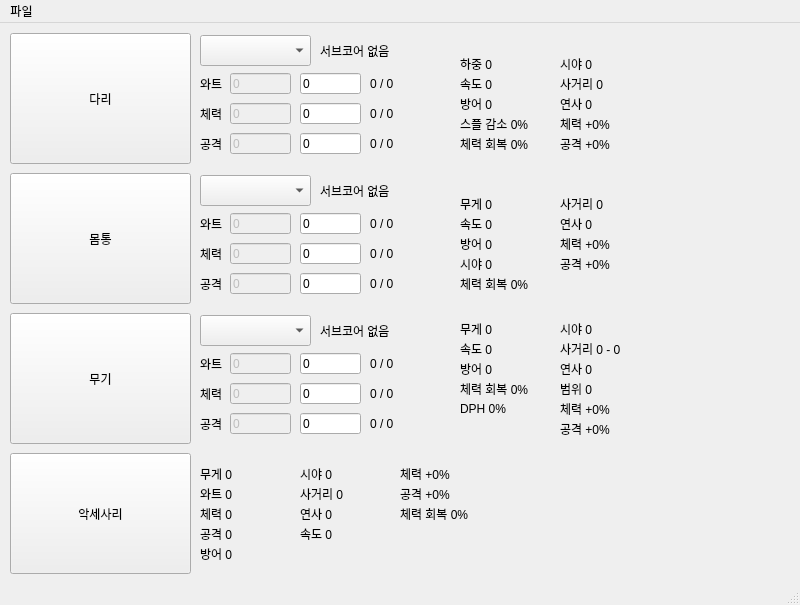
ThunderVolt45/Nova-Parts-Calculator-Python, file calculator.ui: the form before one commit.
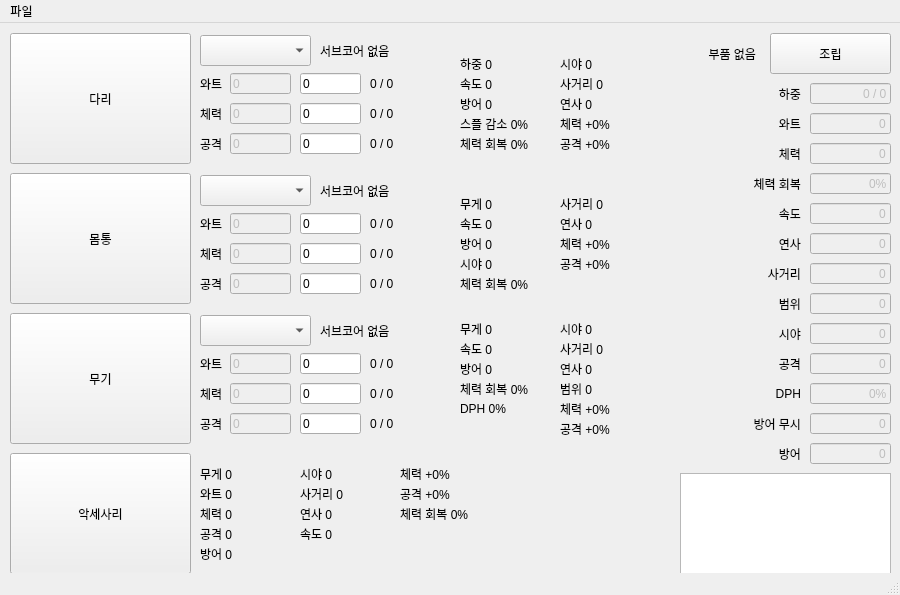
The form after the commit.

Commit message: modified:   JSON/subcore.json modified:   calculator.py modified:   calculator.ui

Diff of the .ui file:
```diff
--- a/calculator.ui
+++ b/calculator.ui
@@ -6,20 +6,20 @@
    <rect>
     <x>0</x>
     <y>0</y>
-    <width>800</width>
-    <height>605</height>
+    <width>900</width>
+    <height>595</height>
    </rect>
   </property>
   <property name="minimumSize">
    <size>
-    <width>800</width>
-    <height>600</height>
+    <width>850</width>
+    <height>595</height>
    </size>
   </property>
   <property name="maximumSize">
    <size>
-    <width>800</width>
-    <height>800</height>
+    <width>900</width>
+    <height>650</height>
    </size>
   </property>
   <property name="windowTitle">
@@ -1139,7 +1139,7 @@
      <enum>QFrame::Plain</enum>
     </property>
     <property name="text">
-     <string>사거리 0 - 0</string>
+     <string>사거리 0</string>
     </property>
     <property name="buddy">
      <cstring>Leg_wattBase</cstring>
@@ -1452,13 +1452,588 @@
      <cstring>Leg_wattBase</cstring>
     </property>
    </widget>
+   <widget class="QPushButton" name="Assemble_btn">
+    <property name="geometry">
+     <rect>
+      <x>770</x>
+      <y>10</y>
+      <width>121</width>
+      <height>41</height>
+     </rect>
+    </property>
+    <property name="text">
+     <string>조립</string>
+    </property>
+   </widget>
+   <widget class="QLabel" name="Assemble_label">
+    <property name="geometry">
+     <rect>
+      <x>665</x>
+      <y>20</y>
+      <width>91</width>
+      <height>21</height>
+     </rect>
+    </property>
+    <property name="text">
+     <string>부품 없음</string>
+    </property>
+    <property name="alignment">
+     <set>Qt::AlignRight|Qt::AlignTrailing|Qt::AlignVCenter</set>
+    </property>
+   </widget>
+   <widget class="QLineEdit" name="Assemble_weight">
+    <property name="enabled">
+     <bool>false</bool>
+    </property>
+    <property name="geometry">
+     <rect>
+      <x>810</x>
+      <y>60</y>
+      <width>81</width>
+      <height>21</height>
+     </rect>
+    </property>
+    <property name="text">
+     <string>0 / 0</string>
+    </property>
+    <property name="alignment">
+     <set>Qt::AlignRight|Qt::AlignTrailing|Qt::AlignVCenter</set>
+    </property>
+    <property name="readOnly">
+     <bool>true</bool>
+    </property>
+   </widget>
+   <widget class="QLabel" name="label">
+    <property name="geometry">
+     <rect>
+      <x>760</x>
+      <y>60</y>
+      <width>41</width>
+      <height>21</height>
+     </rect>
+    </property>
+    <property name="text">
+     <string>하중</string>
+    </property>
+    <property name="alignment">
+     <set>Qt::AlignRight|Qt::AlignTrailing|Qt::AlignVCenter</set>
+    </property>
+    <property name="buddy">
+     <cstring>Leg_wattBase</cstring>
+    </property>
+   </widget>
+   <widget class="QLineEdit" name="Assemble_watt">
+    <property name="enabled">
+     <bool>false</bool>
+    </property>
+    <property name="geometry">
+     <rect>
+      <x>810</x>
+      <y>90</y>
+      <width>81</width>
+      <height>21</height>
+     </rect>
+    </property>
+    <property name="text">
+     <string>0</string>
+    </property>
+    <property name="alignment">
+     <set>Qt::AlignRight|Qt::AlignTrailing|Qt::AlignVCenter</set>
+    </property>
+    <property name="readOnly">
+     <bool>true</bool>
+    </property>
+   </widget>
+   <widget class="QLabel" name="label_2">
+    <property name="geometry">
+     <rect>
+      <x>760</x>
+      <y>90</y>
+      <width>41</width>
+      <height>21</height>
+     </rect>
+    </property>
+    <property name="text">
+     <string>와트</string>
+    </property>
+    <property name="alignment">
+     <set>Qt::AlignRight|Qt::AlignTrailing|Qt::AlignVCenter</set>
+    </property>
+    <property name="buddy">
+     <cstring>Leg_wattBase</cstring>
+    </property>
+   </widget>
+   <widget class="QLineEdit" name="Assemble_health">
+    <property name="enabled">
+     <bool>false</bool>
+    </property>
+    <property name="geometry">
+     <rect>
+      <x>810</x>
+      <y>120</y>
+      <width>81</width>
+      <height>21</height>
+     </rect>
+    </property>
+    <property name="text">
+     <string>0</string>
+    </property>
+    <property name="alignment">
+     <set>Qt::AlignRight|Qt::AlignTrailing|Qt::AlignVCenter</set>
+    </property>
+    <property name="readOnly">
+     <bool>true</bool>
+    </property>
+   </widget>
+   <widget class="QLabel" name="label_3">
+    <property name="geometry">
+     <rect>
+      <x>760</x>
+      <y>120</y>
+      <width>41</width>
+      <height>21</height>
+     </rect>
+    </property>
+    <property name="text">
+     <string>체력</string>
+    </property>
+    <property name="alignment">
+     <set>Qt::AlignRight|Qt::AlignTrailing|Qt::AlignVCenter</set>
+    </property>
+    <property name="buddy">
+     <cstring>Leg_wattBase</cstring>
+    </property>
+   </widget>
+   <widget class="QLineEdit" name="Assemble_regen">
+    <property name="enabled">
+     <bool>false</bool>
+    </property>
+    <property name="geometry">
+     <rect>
+      <x>810</x>
+      <y>150</y>
+      <width>81</width>
+      <height>21</height>
+     </rect>
+    </property>
+    <property name="text">
+     <string>0%</string>
+    </property>
+    <property name="alignment">
+     <set>Qt::AlignRight|Qt::AlignTrailing|Qt::AlignVCenter</set>
+    </property>
+    <property name="readOnly">
+     <bool>true</bool>
+    </property>
+   </widget>
+   <widget class="QLabel" name="label_4">
+    <property name="geometry">
+     <rect>
+      <x>740</x>
+      <y>150</y>
+      <width>61</width>
+      <height>21</height>
+     </rect>
+    </property>
+    <property name="text">
+     <string>체력 회복</string>
+    </property>
+    <property name="alignment">
+     <set>Qt::AlignRight|Qt::AlignTrailing|Qt::AlignVCenter</set>
+    </property>
+    <property name="buddy">
+     <cstring>Leg_wattBase</cstring>
+    </property>
+   </widget>
+   <widget class="QLineEdit" name="Assemble_speed">
+    <property name="enabled">
+     <bool>false</bool>
+    </property>
+    <property name="geometry">
+     <rect>
+      <x>810</x>
+      <y>180</y>
+      <width>81</width>
+      <height>21</height>
+     </rect>
+    </property>
+    <property name="text">
+     <string>0</string>
+    </property>
+    <property name="alignment">
+     <set>Qt::AlignRight|Qt::AlignTrailing|Qt::AlignVCenter</set>
+    </property>
+    <property name="readOnly">
+     <bool>true</bool>
+    </property>
+   </widget>
+   <widget class="QLabel" name="label_5">
+    <property name="geometry">
+     <rect>
+      <x>760</x>
+      <y>180</y>
+      <width>41</width>
+      <height>21</height>
+     </rect>
+    </property>
+    <property name="text">
+     <string>속도</string>
+    </property>
+    <property name="alignment">
+     <set>Qt::AlignRight|Qt::AlignTrailing|Qt::AlignVCenter</set>
+    </property>
+    <property name="buddy">
+     <cstring>Leg_wattBase</cstring>
+    </property>
+   </widget>
+   <widget class="QLineEdit" name="Assemble_cooldown">
+    <property name="enabled">
+     <bool>false</bool>
+    </property>
+    <property name="geometry">
+     <rect>
+      <x>810</x>
+      <y>210</y>
+      <width>81</width>
+      <height>21</height>
+     </rect>
+    </property>
+    <property name="text">
+     <string>0</string>
+    </property>
+    <property name="alignment">
+     <set>Qt::AlignRight|Qt::AlignTrailing|Qt::AlignVCenter</set>
+    </property>
+    <property name="readOnly">
+     <bool>true</bool>
+    </property>
+   </widget>
+   <widget class="QLabel" name="label_6">
+    <property name="geometry">
+     <rect>
+      <x>760</x>
+      <y>210</y>
+      <width>41</width>
+      <height>21</height>
+     </rect>
+    </property>
+    <property name="text">
+     <string>연사</string>
+    </property>
+    <property name="alignment">
+     <set>Qt::AlignRight|Qt::AlignTrailing|Qt::AlignVCenter</set>
+    </property>
+    <property name="buddy">
+     <cstring>Leg_wattBase</cstring>
+    </property>
+   </widget>
+   <widget class="QLineEdit" name="Assemble_range">
+    <property name="enabled">
+     <bool>false</bool>
+    </property>
+    <property name="geometry">
+     <rect>
+      <x>810</x>
+      <y>240</y>
+      <width>81</width>
+      <height>21</height>
+     </rect>
+    </property>
+    <property name="text">
+     <string>0</string>
+    </property>
+    <property name="alignment">
+     <set>Qt::AlignRight|Qt::AlignTrailing|Qt::AlignVCenter</set>
+    </property>
+    <property name="readOnly">
+     <bool>true</bool>
+    </property>
+   </widget>
+   <widget class="QLabel" name="label_7">
+    <property name="geometry">
+     <rect>
+      <x>760</x>
+      <y>240</y>
+      <width>41</width>
+      <height>21</height>
+     </rect>
+    </property>
+    <property name="text">
+     <string>사거리</string>
+    </property>
+    <property name="alignment">
+     <set>Qt::AlignRight|Qt::AlignTrailing|Qt::AlignVCenter</set>
+    </property>
+    <property name="buddy">
+     <cstring>Leg_wattBase</cstring>
+    </property>
+   </widget>
+   <widget class="QLineEdit" name="Assemble_splash">
+    <property name="enabled">
+     <bool>false</bool>
+    </property>
+    <property name="geometry">
+     <rect>
+      <x>810</x>
+      <y>270</y>
+      <width>81</width>
+      <height>21</height>
+     </rect>
+    </property>
+    <property name="text">
+     <string>0</string>
+    </property>
+    <property name="alignment">
+     <set>Qt::AlignRight|Qt::AlignTrailing|Qt::AlignVCenter</set>
+    </property>
+    <property name="readOnly">
+     <bool>true</bool>
+    </property>
+   </widget>
+   <widget class="QLabel" name="label_8">
+    <property name="geometry">
+     <rect>
+      <x>760</x>
+      <y>270</y>
+      <width>41</width>
+      <height>21</height>
+     </rect>
+    </property>
+    <property name="text">
+     <string>범위</string>
+    </property>
+    <property name="alignment">
+     <set>Qt::AlignRight|Qt::AlignTrailing|Qt::AlignVCenter</set>
+    </property>
+    <property name="buddy">
+     <cstring>Leg_wattBase</cstring>
+    </property>
+   </widget>
+   <widget class="QLineEdit" name="Assemble_sight">
+    <property name="enabled">
+     <bool>false</bool>
+    </property>
+    <property name="geometry">
+     <rect>
+      <x>810</x>
+      <y>300</y>
+      <width>81</width>
+      <height>21</height>
+     </rect>
+    </property>
+    <property name="text">
+     <string>0</string>
+    </property>
+    <property name="alignment">
+     <set>Qt::AlignRight|Qt::AlignTrailing|Qt::AlignVCenter</set>
+    </property>
+    <property name="readOnly">
+     <bool>true</bool>
+    </property>
+   </widget>
+   <widget class="QLabel" name="label_9">
+    <property name="geometry">
+     <rect>
+      <x>760</x>
+      <y>300</y>
+      <width>41</width>
+      <height>21</height>
+     </rect>
+    </property>
+    <property name="text">
+     <string>시야</string>
+    </property>
+    <property name="alignment">
+     <set>Qt::AlignRight|Qt::AlignTrailing|Qt::AlignVCenter</set>
+    </property>
+    <property name="buddy">
+     <cstring>Leg_wattBase</cstring>
+    </property>
+   </widget>
+   <widget class="QLineEdit" name="Assemble_damage">
+    <property name="enabled">
+     <bool>false</bool>
+    </property>
+    <property name="geometry">
+     <rect>
+      <x>810</x>
+      <y>330</y>
+      <width>81</width>
+      <height>21</height>
+     </rect>
+    </property>
+    <property name="text">
+     <string>0</string>
+    </property>
+    <property name="alignment">
+     <set>Qt::AlignRight|Qt::AlignTrailing|Qt::AlignVCenter</set>
+    </property>
+    <property name="readOnly">
+     <bool>true</bool>
+    </property>
+   </widget>
+   <widget class="QLabel" name="label_10">
+    <property name="geometry">
+     <rect>
+      <x>760</x>
+      <y>330</y>
+      <width>41</width>
+      <height>21</height>
+     </rect>
+    </property>
+    <property name="text">
+     <string>공격</string>
+    </property>
+    <property name="alignment">
+     <set>Qt::AlignRight|Qt::AlignTrailing|Qt::AlignVCenter</set>
+    </property>
+    <property name="buddy">
+     <cstring>Leg_wattBase</cstring>
+    </property>
+   </widget>
+   <widget class="QLineEdit" name="Assemble_pierce">
+    <property name="enabled">
+     <bool>false</bool>
+    </property>
+    <property name="geometry">
+     <rect>
+      <x>810</x>
+      <y>390</y>
+      <width>81</width>
+      <height>21</height>
+     </rect>
+    </property>
+    <property name="text">
+     <string>0</string>
+    </property>
+    <property name="alignment">
+     <set>Qt::AlignRight|Qt::AlignTrailing|Qt::AlignVCenter</set>
+    </property>
+    <property name="readOnly">
+     <bool>true</bool>
+    </property>
+   </widget>
+   <widget class="QLabel" name="label_11">
+    <property name="geometry">
+     <rect>
+      <x>740</x>
+      <y>390</y>
+      <width>61</width>
+      <height>21</height>
+     </rect>
+    </property>
+    <property name="text">
+     <string>방어 무시</string>
+    </property>
+    <property name="alignment">
+     <set>Qt::AlignRight|Qt::AlignTrailing|Qt::AlignVCenter</set>
+    </property>
+    <property name="buddy">
+     <cstring>Leg_wattBase</cstring>
+    </property>
+   </widget>
+   <widget class="QLineEdit" name="Assemble_armor">
+    <property name="enabled">
+     <bool>false</bool>
+    </property>
+    <property name="geometry">
+     <rect>
+      <x>810</x>
+      <y>420</y>
+      <width>81</width>
+      <height>21</height>
+     </rect>
+    </property>
+    <property name="text">
+     <string>0</string>
+    </property>
+    <property name="alignment">
+     <set>Qt::AlignRight|Qt::AlignTrailing|Qt::AlignVCenter</set>
+    </property>
+    <property name="readOnly">
+     <bool>true</bool>
+    </property>
+   </widget>
+   <widget class="QLabel" name="label_12">
+    <property name="geometry">
+     <rect>
+      <x>760</x>
+      <y>420</y>
+      <width>41</width>
+      <height>21</height>
+     </rect>
+    </property>
+    <property name="text">
+     <string>방어</string>
+    </property>
+    <property name="alignment">
+     <set>Qt::AlignRight|Qt::AlignTrailing|Qt::AlignVCenter</set>
+    </property>
+    <property name="buddy">
+     <cstring>Leg_wattBase</cstring>
+    </property>
+   </widget>
+   <widget class="QLineEdit" name="Assemble_dph">
+    <property name="enabled">
+     <bool>false</bool>
+    </property>
+    <property name="geometry">
+     <rect>
+      <x>810</x>
+      <y>360</y>
+      <width>81</width>
+      <height>21</height>
+     </rect>
+    </property>
+    <property name="text">
+     <string>0%</string>
+    </property>
+    <property name="alignment">
+     <set>Qt::AlignRight|Qt::AlignTrailing|Qt::AlignVCenter</set>
+    </property>
+    <property name="readOnly">
+     <bool>true</bool>
+    </property>
+   </widget>
+   <widget class="QLabel" name="label_13">
+    <property name="geometry">
+     <rect>
+      <x>760</x>
+      <y>360</y>
+      <width>41</width>
+      <height>21</height>
+     </rect>
+    </property>
+    <property name="text">
+     <string>DPH</string>
+    </property>
+    <property name="alignment">
+     <set>Qt::AlignRight|Qt::AlignTrailing|Qt::AlignVCenter</set>
+    </property>
+    <property name="buddy">
+     <cstring>Leg_wattBase</cstring>
+    </property>
+   </widget>
+   <widget class="QPlainTextEdit" name="Assemble_etc">
+    <property name="geometry">
+     <rect>
+      <x>680</x>
+      <y>450</y>
+      <width>211</width>
+      <height>101</height>
+     </rect>
+    </property>
+    <property name="readOnly">
+     <bool>true</bool>
+    </property>
+   </widget>
   </widget>
   <widget class="QMenuBar" name="menubar">
    <property name="geometry">
     <rect>
      <x>0</x>
      <y>0</y>
-     <width>800</width>
+     <width>900</width>
      <height>21</height>
     </rect>
    </property>
```
The commit also changes 2 other files.
